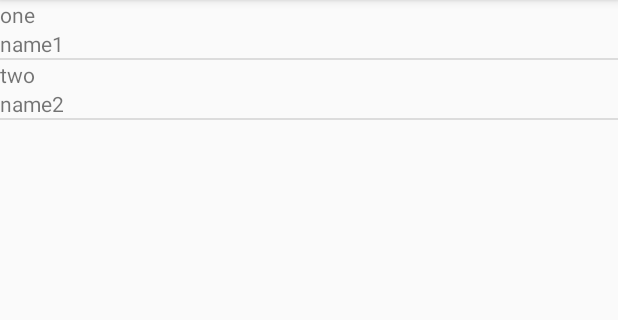
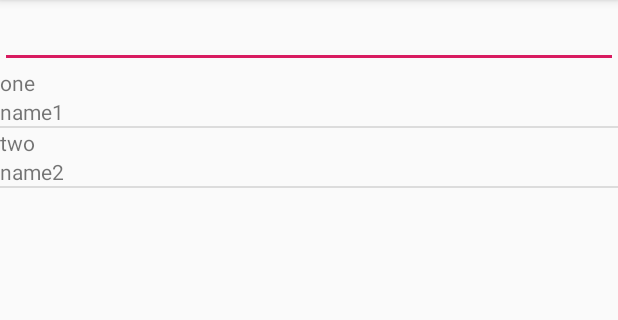
Before and after one commit to RO-HIT-MAURYA/Filter, an Android app: the screen it shows after launch (MainActivity), on a phone screen of 412 x 824 dp, the part 84-404 px from its top. Run offline under Robolectric (Android 15) with nearby library versions, the phone set to English and light mode, and no system bars.

```diff
--- a/app/src/main/java/com/film/filter/MainActivity.java
+++ b/app/src/main/java/com/film/filter/MainActivity.java
@@ -2,6 +2,9 @@ package com.film.filter;
 
 import android.support.v7.app.AppCompatActivity;
 import android.os.Bundle;
+import android.text.Editable;
+import android.text.TextWatcher;
+import android.widget.EditText;
 import android.widget.ListView;
 
 import java.util.ArrayList;
@@ -13,10 +16,36 @@ public class MainActivity extends AppCompatActivity {
         super.onCreate(savedInstanceState);
         setContentView(R.layout.activity_main);
 
-        ArrayList<AndroidVersion> items = new ArrayList<>();
+        final ArrayList<AndroidVersion> items = new ArrayList<>();
         items.add(new AndroidVersion("one","name1"));
         items.add(new AndroidVersion("two","name2"));
 
-        ((ListView)findViewById(R.id.listView)).setAdapter(new MyAdapter(this,R.layout.list_item,items));
+        final ListView listView = findViewById(R.id.listView);
+
+        listView.setAdapter(new MyAdapter(this,R.layout.list_item,items));
+
+        ((EditText)findViewById(R.id.editText)).addTextChangedListener(new TextWatcher() {
+            @Override
+            public void beforeTextChanged(CharSequence s, int start, int count, int after) {
+
+            }
+
+            @Override
+            public void onTextChanged(CharSequence s, int start, int before, int count)
+            {
+                ArrayList<AndroidVersion> results = new ArrayList<>();
+                for (AndroidVersion androidVersion: items)
+                {
+                    if (androidVersion.s.contains(s.toString()))
+                        results.add(androidVersion);
+                }
+                ((MyAdapter)listView.getAdapter()).update(results);
+            }
+
+            @Override
+            public void afterTextChanged(Editable s) {
+
+            }
+        });
     }
 }
--- a/app/src/main/res/layout/activity_main.xml
+++ b/app/src/main/res/layout/activity_main.xml
@@ -1,10 +1,17 @@
 <?xml version="1.0" encoding="utf-8"?>
-<android.support.constraint.ConstraintLayout xmlns:android="http://schemas.android.com/apk/res/android"
+<LinearLayout
+    xmlns:android="http://schemas.android.com/apk/res/android"
     xmlns:app="http://schemas.android.com/apk/res-auto"
     xmlns:tools="http://schemas.android.com/tools"
     android:layout_width="match_parent"
     android:layout_height="match_parent"
+    android:orientation="vertical"
     tools:context=".MainActivity">
+
+    <EditText
+        android:id="@+id/editText"
+        android:layout_width="match_parent"
+        android:layout_height="wrap_content" />
 
     <ListView
         android:id="@+id/listView"
@@ -16,4 +23,4 @@
         app:layout_constraintRight_toRightOf="parent"
         app:layout_constraintTop_toTopOf="parent" />
 
-</android.support.constraint.ConstraintLayout>
+</LinearLayout>
```
Also changed, not shown: app/src/main/java/com/film/filter/MyAdapter.java (+7 -0 lines).
